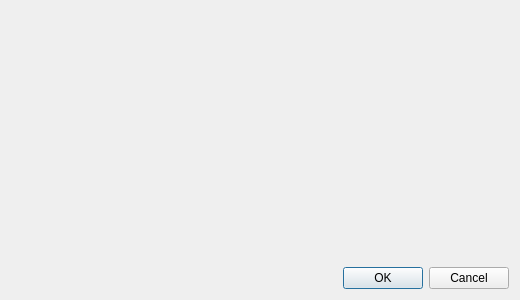
g7mzr/qk8055, file src/config_dialog.ui: the form before one commit.
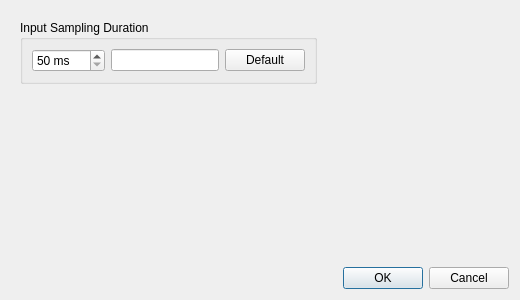
The form after the commit.

Commit message:
Config Dialog
Added option to allow the user to set the polling rate between 50ms and
2000ms in 50ms steps.  The chosen value is also displayed in hz

What changed in the file:
```diff
--- a/src/config_dialog.ui
+++ b/src/config_dialog.ui
@@ -37,8 +37,75 @@
   <property name="modal">
    <bool>true</bool>
   </property>
-  <layout class="QVBoxLayout" name="verticalLayout" stretch="1,0">
-   <item>
+  <layout class="QGridLayout" name="gridLayout_3">
+   <item row="0" column="0">
+    <widget class="QFrame" name="frame">
+     <property name="frameShape">
+      <enum>QFrame::NoFrame</enum>
+     </property>
+     <property name="frameShadow">
+      <enum>QFrame::Raised</enum>
+     </property>
+     <layout class="QGridLayout" name="gridLayout_2">
+      <item row="0" column="0">
+       <widget class="QGroupBox" name="groupBox">
+        <property name="title">
+         <string>Input Sampling Duration</string>
+        </property>
+        <layout class="QGridLayout" name="gridLayout">
+         <item row="0" column="0">
+          <widget class="QSpinBox" name="timerDurationInput">
+           <property name="suffix">
+            <string> ms</string>
+           </property>
+           <property name="minimum">
+            <number>50</number>
+           </property>
+           <property name="maximum">
+            <number>2000</number>
+           </property>
+           <property name="singleStep">
+            <number>50</number>
+           </property>
+           <property name="value">
+            <number>50</number>
+           </property>
+          </widget>
+         </item>
+         <item row="0" column="1">
+          <widget class="QLineEdit" name="hzEdit">
+           <property name="readOnly">
+            <bool>true</bool>
+           </property>
+          </widget>
+         </item>
+         <item row="0" column="2">
+          <widget class="QPushButton" name="defaultButton">
+           <property name="text">
+            <string>Default</string>
+           </property>
+          </widget>
+         </item>
+        </layout>
+       </widget>
+      </item>
+      <item row="0" column="1">
+       <spacer name="horizontalSpacer">
+        <property name="orientation">
+         <enum>Qt::Horizontal</enum>
+        </property>
+        <property name="sizeHint" stdset="0">
+         <size>
+          <width>151</width>
+          <height>20</height>
+         </size>
+        </property>
+       </spacer>
+      </item>
+     </layout>
+    </widget>
+   </item>
+   <item row="1" column="0">
     <spacer name="verticalSpacer">
      <property name="orientation">
       <enum>Qt::Vertical</enum>
```
Left out of the diff: 2 changed lines with no effect on the pictures. The commit also changes 7 other files.
